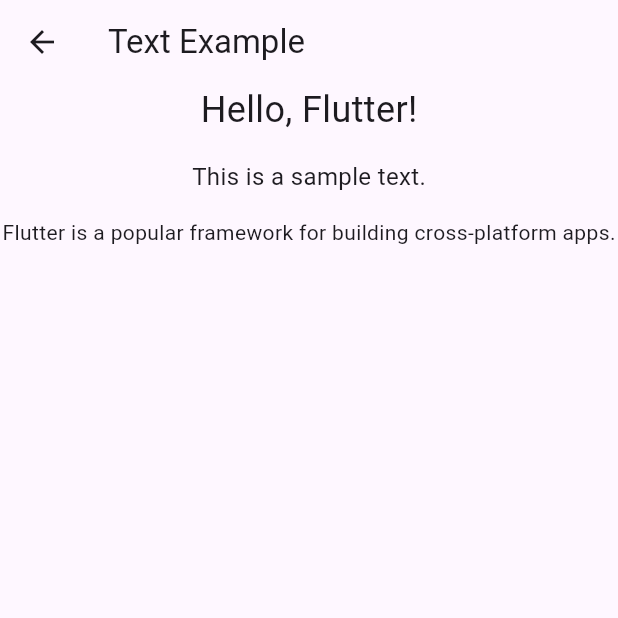
After one commit to Mehedyhasan21701011/Flutter_basic, a Flutter app: the TextExample screen opened directly, on a phone screen of 412 x 824 dp, the top half of it. The commit adds this screen. Run offline on Flutter 3.47's test engine with Material 3 defaults, Android fonts, the phone set to English and light mode, and no system bars.

Commit message:
Second commit

```diff
--- /dev/null
+++ b/lib/TextExample.dart
@@ -0,0 +1,27 @@
+import 'package:flutter/material.dart';
+
+class TextExample extends StatelessWidget {
+  const TextExample({super.key});
+
+  @override
+  Widget build(BuildContext context) {
+    return Scaffold(
+      appBar: AppBar(
+        title: Text('Text Example'),
+      ),
+      body: Center(
+        child: Column(
+          children: [
+            Text('Hello, Flutter!', style: TextStyle(fontSize: 24)),
+            SizedBox(height: 16),
+            Text('This is a sample text.', style: TextStyle(fontSize: 16)),
+            SizedBox(height: 16),
+            Text(
+                'Flutter is a popular framework for building cross-platform apps.',
+                style: TextStyle(fontSize: 14)),
+          ],
+        ),
+      ),
+    );
+  }
+}
```
Also changed, not shown: lib/RowExample.dart (+20 -0 lines), lib/ScaffoldExample.dart (+11 -0 lines), lib/main.dart (+11 -54 lines).
